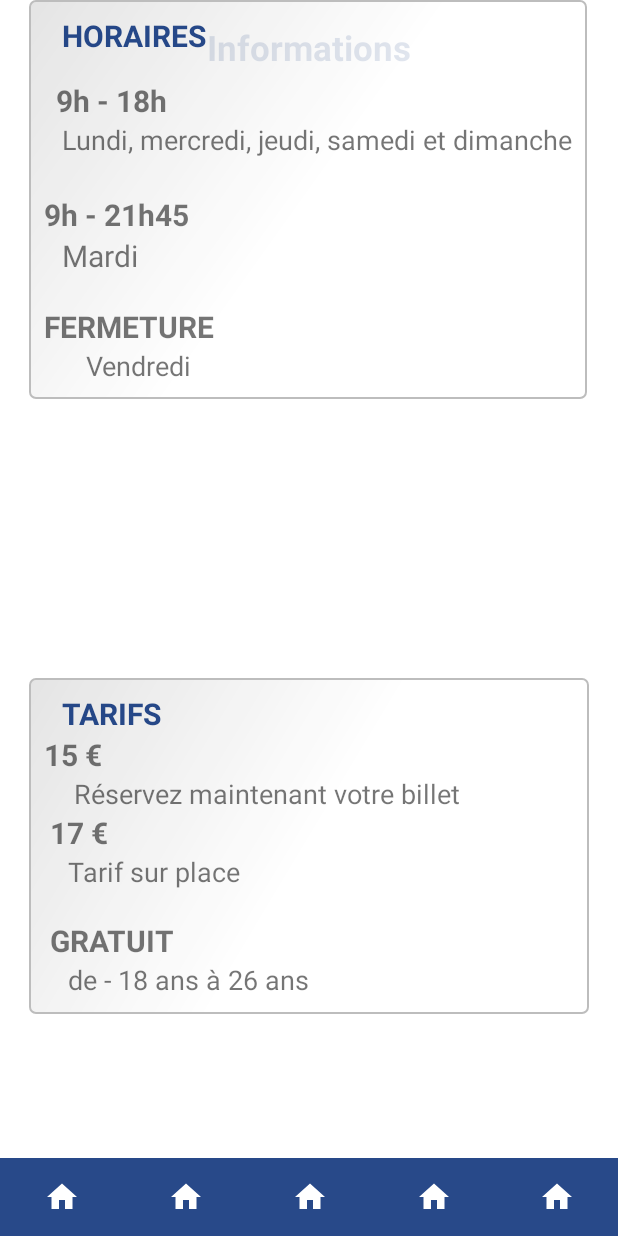
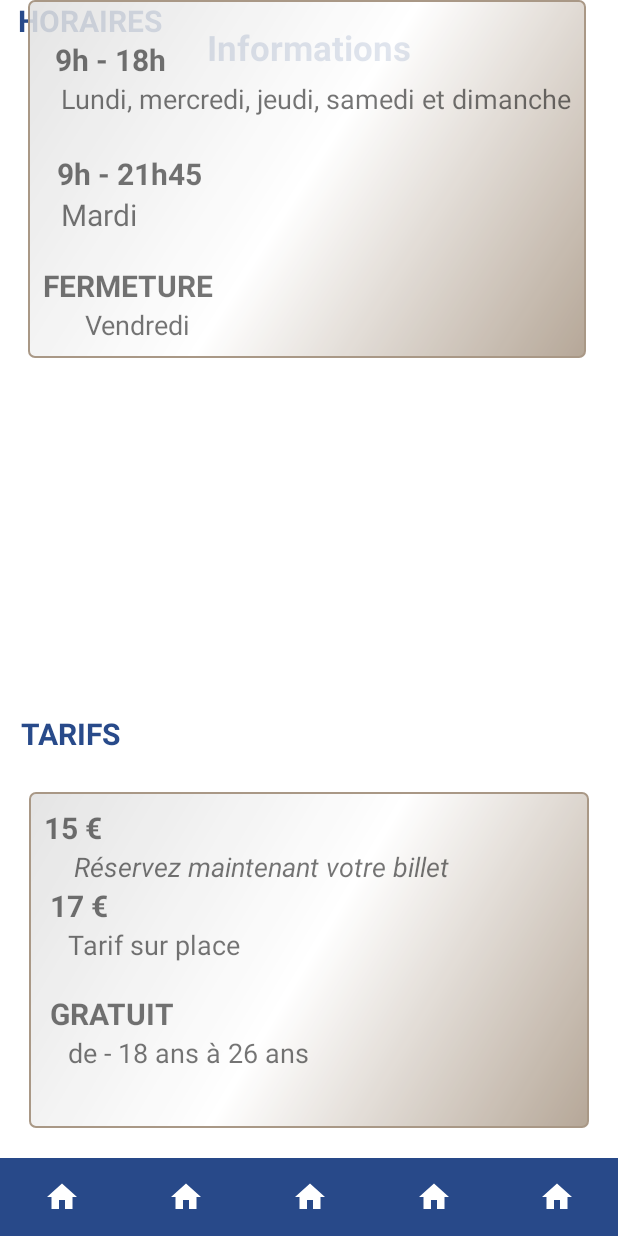
Before and after one commit to sonicyouth7/Museum_application, an Android app: the layout infos.xml on its own in the app's theme, with its tools: preview values and no code run, on a phone screen of 412 x 824 dp. Run offline under Robolectric (Android 15) with nearby library versions, the phone set to English and light mode, and no system bars.

Commit message:
histoiredumusee description_oeuvre

```diff
--- a/app/src/main/java/com/example/museum_app/infos_activity.java
+++ b/app/src/main/java/com/example/museum_app/infos_activity.java
@@ -1,4 +1,24 @@
 package com.example.museum_app;
 
-public class infos_activity {
+import android.content.Intent;
+import android.net.Uri;
+import android.os.Bundle;
+import android.view.View;
+
+import androidx.appcompat.app.AppCompatActivity;
+
+public class infos_activity extends AppCompatActivity {
+
+    @Override
+    protected void onCreate(Bundle savedInstanceState) {
+        super.onCreate(savedInstanceState);
+        setContentView(R.layout.infos);
+    }
+
+    public void onReserveNowClick(View view) {
+        String url = getString(R.string.reserve_now_link);
+        Intent intent = new Intent(Intent.ACTION_VIEW);
+        intent.setData(Uri.parse(url));
+        startActivity(intent);
+    }
 }
--- a/app/src/main/res/drawable/rectangle_with_shadow.xml
+++ b/app/src/main/res/drawable/rectangle_with_shadow.xml
@@ -12,12 +12,12 @@
 
     <stroke
         android:width="1dp"
-        android:color="#BDBDBD"/> <!-- Couleur et épaisseur du contour du rectangle -->
+        android:color="#A99886"/> <!-- Couleur et épaisseur du contour du rectangle -->
 
     <gradient
         android:angle="135"
         android:endColor="#E0E0E0"
         android:centerColor="#FFFFFF"
-        android:startColor="#FFFFFF"
+        android:startColor="#A99886"
         android:type="linear"/> <!-- Dégradé pour donner un effet d'ombre -->
 </shape>
--- a/app/src/main/res/layout/description_oeuvre.xml
+++ b/app/src/main/res/layout/description_oeuvre.xml
@@ -66,6 +66,7 @@
         android:textSize="20sp"
         android:textStyle="bold"
         tools:ignore="NotSibling" />
+
 
     <ImageButton
         android:id="@+id/play_button"
--- a/app/src/main/res/layout/infos.xml
+++ b/app/src/main/res/layout/infos.xml
@@ -21,17 +21,6 @@
         app:layout_constraintStart_toStartOf="parent"
         app:layout_constraintTop_toTopOf="parent" />
 
-    <LinearLayout
-        android:id="@+id/horaires_container"
-        android:layout_width="wrap_content"
-        android:layout_height="wrap_content"
-        android:background="@drawable/rectangle_with_shadow"
-        android:orientation="vertical"
-        app:layout_constraintEnd_toEndOf="parent"
-        app:layout_constraintHorizontal_bias="0.487"
-        app:layout_constraintStart_toStartOf="parent"
-        tools:ignore="MissingConstraints"
-        tools:layout_editor_absoluteY="73dp">
 
         <TextView
             android:id="@+id/Horaires"
@@ -46,6 +35,18 @@
             app:layout_constraintStart_toStartOf="parent"
             tools:ignore="MissingConstraints"
             tools:layout_editor_absoluteY="84dp" />
+
+    <LinearLayout
+        android:id="@+id/horaires_container"
+        android:layout_width="wrap_content"
+        android:layout_height="wrap_content"
+        android:background="@drawable/rectangle_with_shadow"
+        android:orientation="vertical"
+        app:layout_constraintEnd_toEndOf="parent"
+        app:layout_constraintHorizontal_bias="0.463"
+        app:layout_constraintStart_toStartOf="parent"
+        tools:ignore="MissingConstraints"
+        tools:layout_editor_absoluteY="122dp">
 
         <TextView
             android:id="@+id/Heures_norm"
@@ -76,7 +77,7 @@
             android:layout_width="wrap_content"
             android:layout_height="wrap_content"
             android:layout_marginTop="24dp"
-            android:text="9h - 21h45"
+            android:text="  9h - 21h45"
             android:textSize="20sp"
             android:textStyle="bold"
             app:layout_constraintStart_toStartOf="@+id/Heures_norm"
@@ -119,28 +120,33 @@
 
     </LinearLayout>
 
+
+    <TextView
+        android:id="@+id/Tarifs"
+        android:layout_width="wrap_content"
+        android:layout_height="wrap_content"
+        android:layout_marginEnd="312dp"
+        android:text="Tarifs"
+        android:textAllCaps="true"
+        android:textColor="#DA042B76"
+        android:textSize="20sp"
+        android:textStyle="bold"
+        app:layout_constraintBottom_toTopOf="@+id/tarifs_container"
+        app:layout_constraintEnd_toEndOf="@+id/tarifs_container"
+        app:layout_constraintTop_toBottomOf="@+id/Horaires"
+        app:layout_constraintVertical_bias="0.946" />
+
     <LinearLayout
         android:id="@+id/tarifs_container"
         android:layout_width="373dp"
         android:layout_height="224dp"
-        android:layout_marginBottom="96dp"
+        android:layout_marginBottom="20dp"
         android:background="@drawable/rectangle_with_shadow"
         android:orientation="vertical"
         app:layout_constraintBottom_toTopOf="@+id/include"
         app:layout_constraintEnd_toEndOf="parent"
         app:layout_constraintStart_toStartOf="parent"
         tools:ignore="MissingConstraints">
-
-        <TextView
-            android:id="@+id/Tarifs"
-            android:layout_width="wrap_content"
-            android:layout_height="wrap_content"
-            android:layout_marginStart="12dp"
-            android:text="Tarifs"
-            android:textAllCaps="true"
-            android:textColor="#DA042B76"
-            android:textSize="20sp"
-            android:textStyle="bold" />
 
         <TextView
             android:id="@+id/Tarifs_online"
@@ -159,9 +165,10 @@
             android:layout_height="wrap_content"
             android:layout_marginStart="20dp"
             android:layout_marginLeft="20dp"
-            android:autoLink="web"
-            android:text="Réservez maintenant votre billet"
+            android:text="@string/reserve_now"
+            android:textStyle="italic"
             android:textSize="18sp"
+            android:textColorLink="#DA042B76"
             app:layout_constraintBottom_toBottomOf="@+id/Tarifs_online"
             app:layout_constraintStart_toEndOf="@+id/Tarifs_online"
             app:layout_constraintTop_toTopOf="@+id/Tarifs_online"
--- a/app/src/main/res/values/strings.xml
+++ b/app/src/main/res/values/strings.xml
@@ -6,4 +6,6 @@
     <string name="password">Password</string>
     <string name="login">LOGIN</string>
     <string name="protection_RGPD">We will not collect or store any personal information related to your account.</string>
+    <string name="reserve_now">Réservez maintenant votre billet</string>
+    <string name="reserve_now_link">https://www.ticketlouvre.fr/louvre/b2c/index.cfm/home</string>
 </resources>
```
